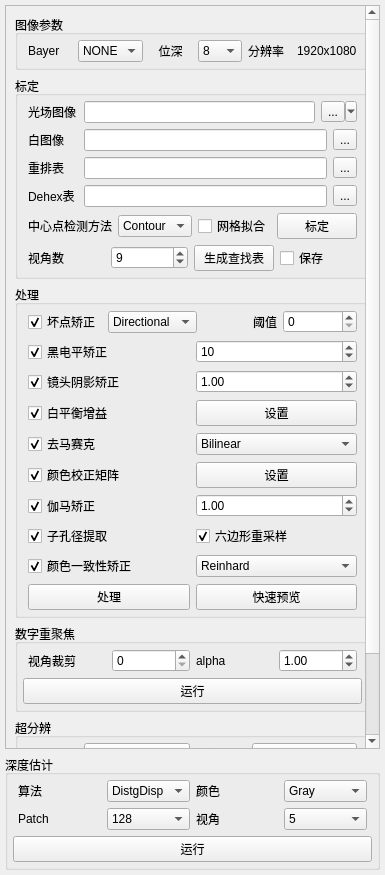
Before: the Qt Designer form ui/widgetcontrol.ui in 632-8nm/LightFieldLab, drawn with Qt 5.
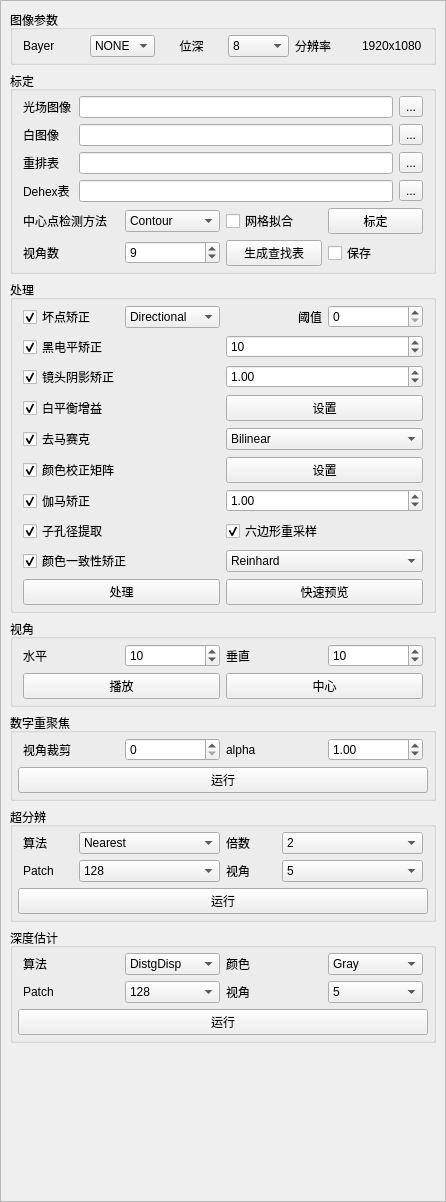
After: the same form once the commit is applied.

Commit message: feat: 添加视角切换功能

What changed in the file:
```diff
--- a/ui/widgetcontrol.ui
+++ b/ui/widgetcontrol.ui
@@ -6,8 +6,8 @@
    <rect>
     <x>0</x>
     <y>0</y>
-    <width>382</width>
-    <height>875</height>
+    <width>446</width>
+    <height>1202</height>
    </rect>
   </property>
   <property name="sizePolicy">
@@ -20,17 +20,20 @@
    <string>Form</string>
   </property>
   <layout class="QVBoxLayout" name="verticalLayout">
+   <property name="spacing">
+    <number>0</number>
+   </property>
    <property name="leftMargin">
-    <number>5</number>
+    <number>0</number>
    </property>
    <property name="topMargin">
-    <number>5</number>
+    <number>0</number>
    </property>
    <property name="rightMargin">
-    <number>5</number>
+    <number>0</number>
    </property>
    <property name="bottomMargin">
-    <number>5</number>
+    <number>0</number>
    </property>
    <item>
     <widget class="QScrollArea" name="scrollArea">
@@ -50,9 +53,9 @@
       <property name="geometry">
        <rect>
         <x>0</x>
-        <y>0</y>
-        <width>370</width>
-        <height>890</height>
+        <y>-29</y>
+        <width>434</width>
+        <height>1266</height>
        </rect>
       </property>
       <layout class="QVBoxLayout" name="verticalLayout_6">
@@ -281,7 +284,7 @@
                <string>...</string>
               </property>
               <property name="popupMode">
-               <enum>QToolButton::ToolButtonPopupMode::MenuButtonPopup</enum>
+               <enum>QToolButton::ToolButtonPopupMode::InstantPopup</enum>
               </property>
               <property name="toolButtonStyle">
                <enum>Qt::ToolButtonStyle::ToolButtonIconOnly</enum>
@@ -1001,6 +1004,116 @@
          </layout>
         </widget>
        </item>
+       <item>
+        <widget class="QGroupBox" name="groupBoxView">
+         <property name="title">
+          <string>视角</string>
+         </property>
+         <layout class="QVBoxLayout" name="verticalLayout_7">
+          <property name="leftMargin">
+           <number>5</number>
+          </property>
+          <property name="topMargin">
+           <number>5</number>
+          </property>
+          <property name="rightMargin">
+           <number>5</number>
+          </property>
+          <property name="bottomMargin">
+           <number>5</number>
+          </property>
+          <item>
+           <layout class="QHBoxLayout" name="horizontalLayoutView">
+            <property name="leftMargin">
+             <number>5</number>
+            </property>
+            <property name="topMargin">
+             <number>0</number>
+            </property>
+            <property name="rightMargin">
+             <number>5</number>
+            </property>
+            <property name="bottomMargin">
+             <number>0</number>
+            </property>
+            <item>
+             <widget class="QLabel" name="labelHorz">
+              <property name="text">
+               <string>水平</string>
+              </property>
+             </widget>
+            </item>
+            <item>
+             <widget class="QSpinBox" name="spinBoxHorz">
+              <property name="minimum">
+               <number>1</number>
+              </property>
+              <property name="maximum">
+               <number>20</number>
+              </property>
+              <property name="value">
+               <number>10</number>
+              </property>
+             </widget>
+            </item>
+            <item>
+             <widget class="QLabel" name="labelVert">
+              <property name="text">
+               <string>垂直</string>
+              </property>
+             </widget>
+            </item>
+            <item>
+             <widget class="QSpinBox" name="spinBoxVert">
+              <property name="minimum">
+               <number>1</number>
+              </property>
+              <property name="maximum">
+               <number>20</number>
+              </property>
+              <property name="value">
+               <number>10</number>
+              </property>
+             </widget>
+            </item>
+           </layout>
+          </item>
+          <item>
+           <layout class="QHBoxLayout" name="horizontalLayoutView2">
+            <property name="leftMargin">
+             <number>5</number>
+            </property>
+            <property name="topMargin">
+             <number>0</number>
+            </property>
+            <property name="rightMargin">
+             <number>5</number>
+            </property>
+            <property name="bottomMargin">
+             <number>0</number>
+            </property>
+            <item>
+             <widget class="QPushButton" name="pushButtonViewPlay">
+              <property name="text">
+               <string>播放</string>
+              </property>
+              <property name="checkable">
+               <bool>true</bool>
+              </property>
+             </widget>
+            </item>
+            <item>
+             <widget class="QPushButton" name="pushButtonViewCenter">
+              <property name="text">
+               <string>中心</string>
+              </property>
+             </widget>
+            </item>
+           </layout>
+          </item>
+         </layout>
+        </widget>
+       </item>
        <item>
         <widget class="QGroupBox" name="groupBoxRefocus">
          <property name="sizePolicy">
@@ -1245,7 +1358,7 @@
             <item>
              <widget class="QComboBox" name="comboBoxSRScale">
               <property name="sizePolicy">
-               <sizepolicy hsizetype="Preferred" vsizetype="Preferred">
+               <sizepolicy hsizetype="Preferred" vsizetype="Fixed">
                 <horstretch>0</horstretch>
                 <verstretch>0</verstretch>
                </sizepolicy>
@@ -1368,7 +1481,7 @@
             <item>
              <widget class="QComboBox" name="comboBoxSRViews">
               <property name="sizePolicy">
-               <sizepolicy hsizetype="Preferred" vsizetype="Preferred">
+               <sizepolicy hsizetype="Preferred" vsizetype="Fixed">
                 <horstretch>0</horstretch>
                 <verstretch>0</verstretch>
                </sizepolicy>
@@ -1408,10 +1521,6 @@
          </layout>
         </widget>
        </item>
-      </layout>
-     </widget>
-    </widget>
-   </item>
    <item>
     <widget class="QGroupBox" name="groupBoxDepth">
      <property name="sizePolicy">
@@ -1453,7 +1562,7 @@
         <item>
          <widget class="QLabel" name="labelDepthAlgo">
           <property name="sizePolicy">
-           <sizepolicy hsizetype="Preferred" vsizetype="Minimum">
+               <sizepolicy hsizetype="Preferred" vsizetype="Preferred">
             <horstretch>0</horstretch>
             <verstretch>0</verstretch>
            </sizepolicy>
@@ -1475,7 +1584,7 @@
         <item>
          <widget class="QLabel" name="labelDepthPatchColor">
           <property name="sizePolicy">
-           <sizepolicy hsizetype="Preferred" vsizetype="Minimum">
+               <sizepolicy hsizetype="Preferred" vsizetype="Preferred">
             <horstretch>0</horstretch>
             <verstretch>0</verstretch>
            </sizepolicy>
@@ -1535,7 +1644,7 @@
         <item>
          <widget class="QLabel" name="labelDepthPatchSize">
           <property name="sizePolicy">
-           <sizepolicy hsizetype="Preferred" vsizetype="Minimum">
+               <sizepolicy hsizetype="Preferred" vsizetype="Preferred">
             <horstretch>0</horstretch>
             <verstretch>0</verstretch>
            </sizepolicy>
@@ -1573,6 +1682,12 @@
         </item>
         <item>
          <widget class="QLabel" name="labelDepthViews">
+              <property name="sizePolicy">
+               <sizepolicy hsizetype="Preferred" vsizetype="Preferred">
+                <horstretch>0</horstretch>
+                <verstretch>0</verstretch>
+               </sizepolicy>
+              </property>
           <property name="text">
            <string>视角</string>
           </property>
@@ -1619,6 +1734,23 @@
        </widget>
       </item>
      </layout>
+        </widget>
+       </item>
+       <item>
+        <spacer name="verticalSpacer">
+         <property name="orientation">
+          <enum>Qt::Orientation::Vertical</enum>
+         </property>
+         <property name="sizeHint" stdset="0">
+          <size>
+           <width>20</width>
+           <height>40</height>
+          </size>
+         </property>
+        </spacer>
+       </item>
+      </layout>
+     </widget>
     </widget>
    </item>
   </layout>
```
Lines whose indentation alone changed are shown as unchanged. The commit also changes 10 other files.
